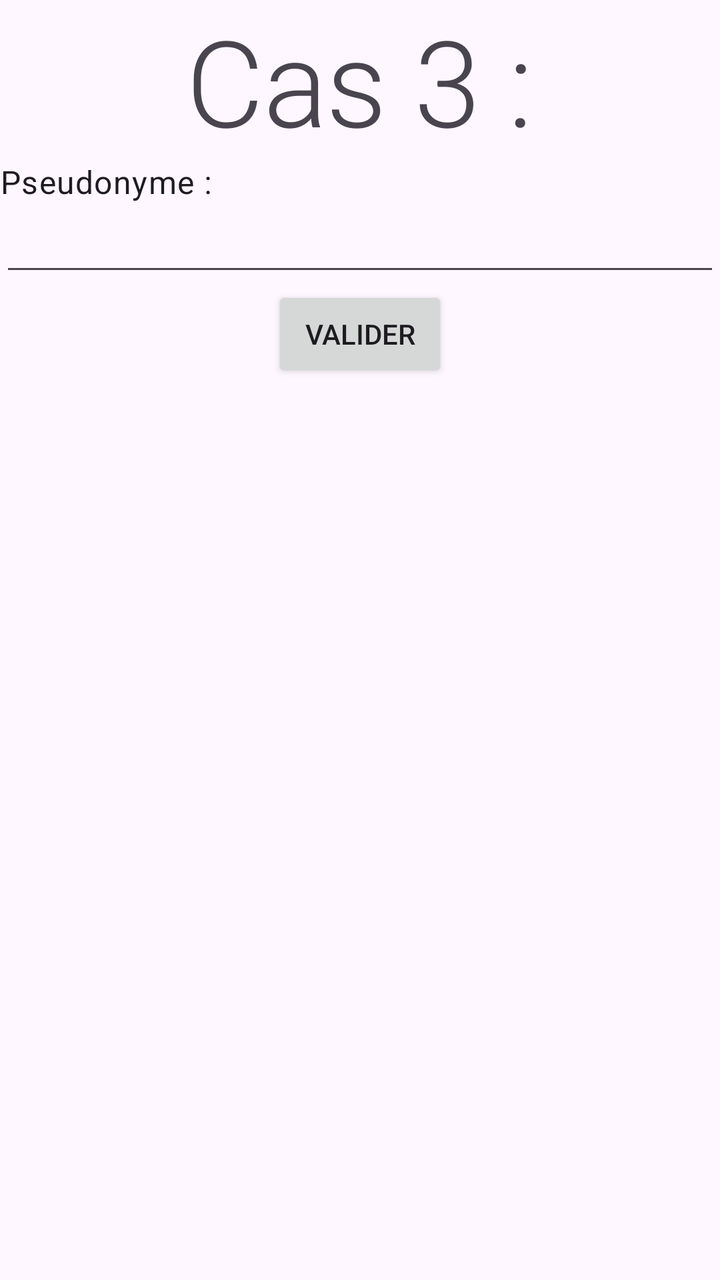
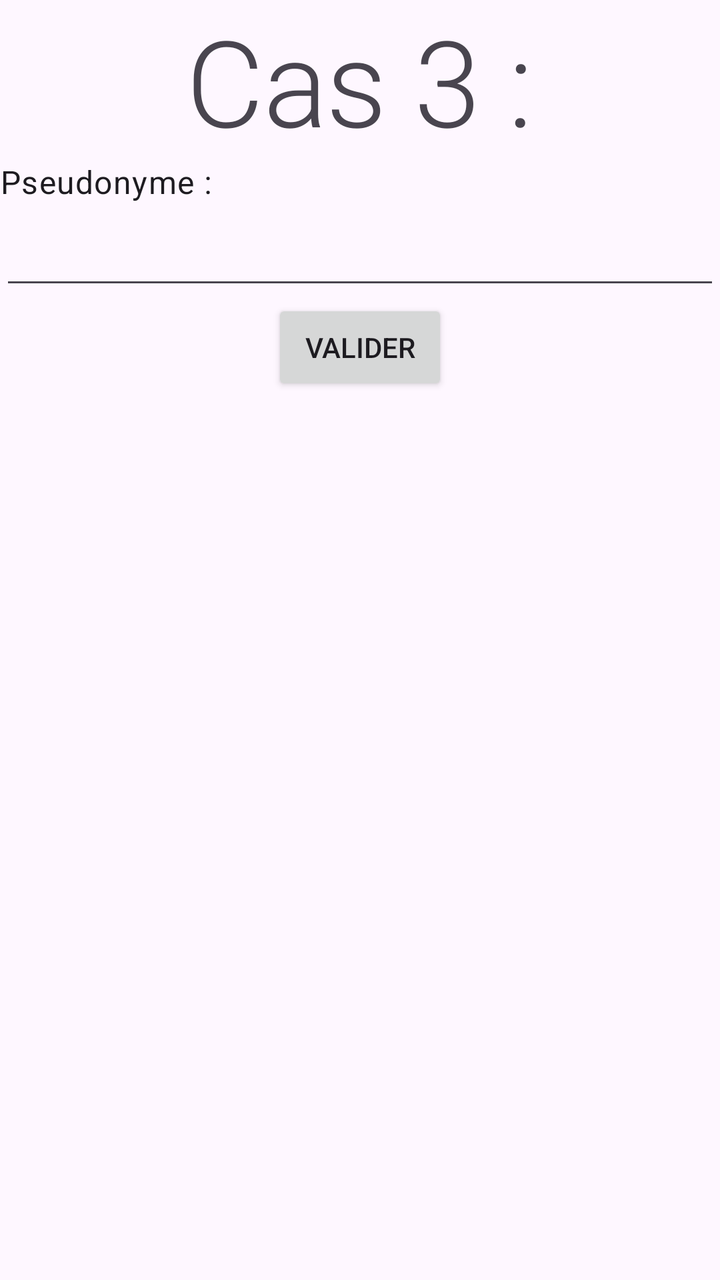

The first picture is an Android layout as it rendered before a commit; the second is the same layout after the commit. The layout source and the unified diff follow.
<!-- AndroidManifest.xml: application theme Theme.P9A11y -->
<!-- res/layout/activity_case3.xml -->
<?xml version="1.0" encoding="utf-8"?>
<LinearLayout xmlns:android="http://schemas.android.com/apk/res/android"
    xmlns:tools="http://schemas.android.com/tools"
    android:layout_width="match_parent"
    android:layout_height="match_parent"
    tools:context=".Case3Activity"
    android:orientation="vertical">

    <TextView
        android:layout_width="wrap_content"
        android:layout_height="wrap_content"
        android:text="@string/cas_3"
        style="@style/TextAppearance.MaterialComponents.Headline2"
        android:layout_gravity="center_horizontal"
        />


    <TextView
        android:layout_width="wrap_content"
        android:layout_height="wrap_content"
        android:text="@string/pseudo"
        style="@style/TextAppearance.MaterialComponents.Body1"

        />

    <EditText
        android:id="@+id/pseudoEdit"
        android:layout_width="match_parent"
        android:layout_height="wrap_content"
        android:inputType="text"
        />

    <Button
        android:id="@+id/validateButton"
        android:layout_width="wrap_content"
        android:layout_height="wrap_content"
        android:layout_gravity="center"
        android:text="@string/validate"
        />

</LinearLayout>
<!-- resources referenced by this layout -->
<resources>
  <string name="cas_3">Cas 3 :</string>
  <string name="pseudo">Pseudonyme :</string>
  <string name="validate">Valider</string>
  <style name="Theme.P9A11y" parent="Base.Theme.P9A11y" />
  <style name="Base.Theme.P9A11y" parent="Theme.Material3.DayNight.NoActionBar">
          
          
      </style>
</resources>

<!-- the commit's change to res/layout/activity_case3.xml (unified diff, before → after) -->
@@ -19,6 +19,7 @@
         android:layout_width="wrap_content"
         android:layout_height="wrap_content"
         android:text="@string/pseudo"
+        android:labelFor="@id/pseudoEdit"
         style="@style/TextAppearance.MaterialComponents.Body1"
 
         />
@@ -28,6 +29,8 @@
         android:layout_width="match_parent"
         android:layout_height="wrap_content"
         android:inputType="text"
+        android:minHeight="48.dp"
+        android:autofillHints="username, email, nickname, name"
         />
 
     <Button
